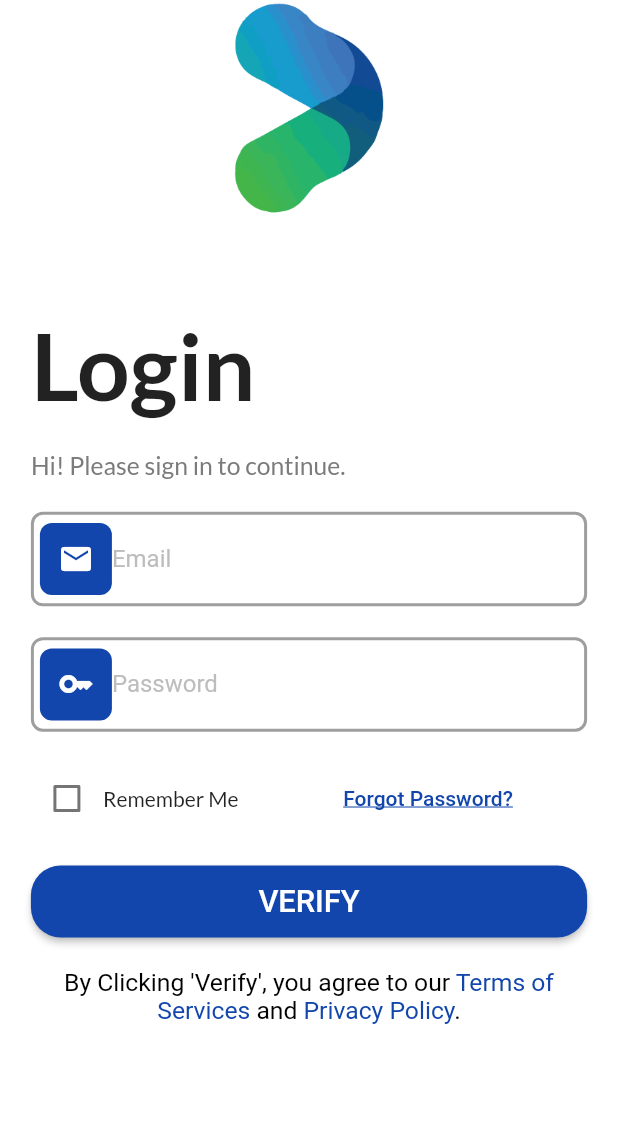
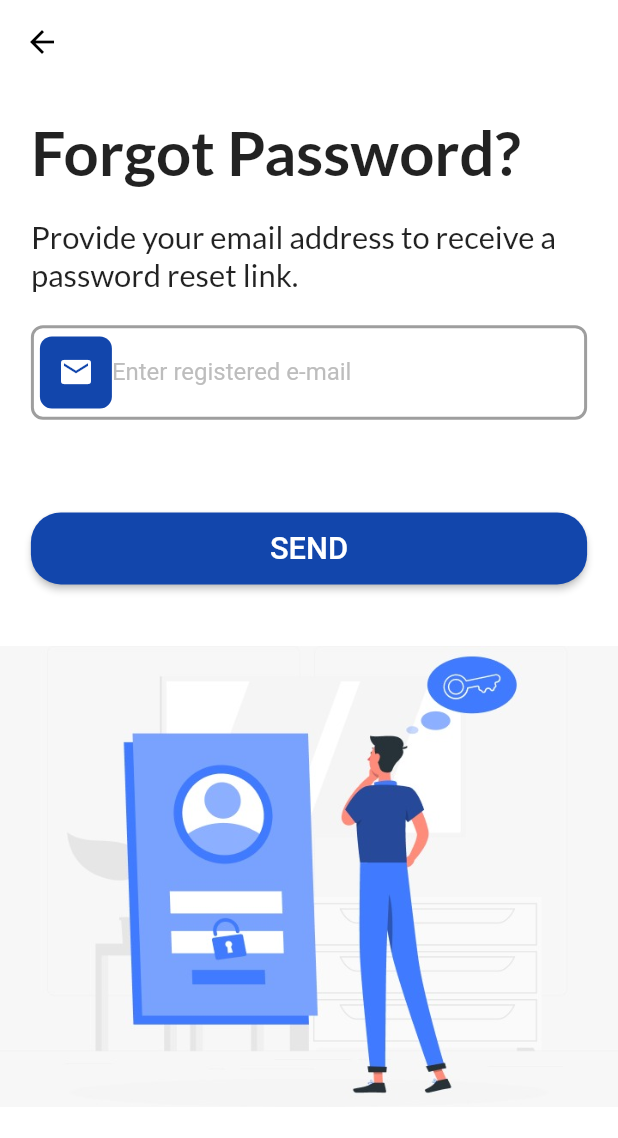
Before and after one commit to lakshya1goel/BytePad, a Flutter app: the screen it shows after launch, after a tap on "Forgot Password?", on a phone screen of 412 x 824 dp. Shown: the top 1138 px of the screen. Run offline on Flutter 3.47's test engine with Material 2 defaults, Android fonts, the phone set to English and light mode, and no system bars.

Commit message:
add forgot password screen

```diff
--- /dev/null
+++ b/lib/Views/Pages/authentication/forgot_password_page.dart
@@ -0,0 +1,91 @@
+import 'package:flutter/material.dart';
+
+import '../../../theme_data.dart';
+import '../../Widgets/custom_input_field.dart';
+
+class ForgotPasswordScreen extends StatefulWidget {
+  const ForgotPasswordScreen({super.key});
+
+  @override
+  State<ForgotPasswordScreen> createState() => _ForgotPasswordScreenState();
+}
+
+class _ForgotPasswordScreenState extends State<ForgotPasswordScreen> {
+  @override
+  Widget build(BuildContext context) {
+
+    final size = MediaQuery.of(context).size;
+
+    return Scaffold(
+      appBar: AppBar(
+        backgroundColor: bgColor,
+        elevation: 0,
+        leading: IconButton(
+          icon: Icon(Icons.arrow_back,
+            color: Colors.black,
+          ),
+          onPressed: () {
+            Navigator.pop(context);
+          },
+        ),
+      ),
+      body: SingleChildScrollView(
+        child: SafeArea(
+          child: Column(
+            crossAxisAlignment: CrossAxisAlignment.start,
+            children: [
+              Padding(
+                padding: EdgeInsets.all(size.width*0.05),
+                child: Text("Forgot Password?",
+                  style: TextStyle(
+                    fontSize: size.width*0.1,
+                    fontWeight: FontWeight.bold,
+                  ),
+                ),
+              ),
+              Padding(
+                padding: EdgeInsets.symmetric(horizontal: size.width*0.05),
+                child: Text("Provide your email address to receive a password reset link.",
+                  style: TextStyle(
+                    fontSize: size.width*0.05,
+                  ),
+                ),
+              ),
+              Padding(
+                padding: EdgeInsets.all(size.width*0.05),
+                child: const CustomInputField(labelText: "Enter registered e-mail", icon: Icons.email,),
+              ),
+              SizedBox(height: size.height*0.05,),
+              Center(
+                child: Container(
+                  width: size.width*0.9,
+                  child: ElevatedButton(
+                    onPressed: (){},
+                    child: Padding(
+                      padding: const EdgeInsets.all(12.0),
+                      child: Text("SEND",
+                        style: TextStyle(
+                          fontSize: size.width*0.05,
+                        ),
+                      ),
+                    ),
+                    style: ButtonStyle(
+                      shape: MaterialStateProperty.all<RoundedRectangleBorder>(
+                        RoundedRectangleBorder(
+                          borderRadius: BorderRadius.circular(20.0),
+                        ),
+                      ),
+                      backgroundColor: MaterialStateProperty.all<Color>(blueColor),
+                    ),
+                  ),
+                ),
+              ),
+              SizedBox(height: size.height*0.05,),
+              Image.asset("assets/images/ForgotPasswordImage.jpeg"),
+            ],
+          ),
+        ),
+      ),
+    );
+  }
+}
--- a/lib/Views/Pages/login_page.dart
+++ b/lib/Views/Pages/authentication/login_page.dart
@@ -1,6 +1,7 @@
+import 'package:bytepad/Views/Pages/authentication/forgot_password_page.dart';
 import 'package:bytepad/Views/Widgets/custom_input_field.dart';
 import 'package:flutter/material.dart';
-import '../../theme_data.dart';
+import '../../../theme_data.dart';
 
 class LoginPage extends StatefulWidget {
   const LoginPage({super.key});
@@ -71,7 +72,14 @@ class _LoginPageState extends State<LoginPage> {
                       const Text("Remember Me"),
                       SizedBox( width: size.width*0.15,),
                       TextButton(
-                          onPressed: (){},
+                          onPressed: (){
+                            Navigator.push(
+                              context,
+                              MaterialPageRoute(
+                                builder: (context) => ForgotPasswordScreen(),
+                              ),
+                            );
+                          },
                           child: const Text("Forgot Password?",
                             style: TextStyle(
                               decoration: TextDecoration.underline,
--- a/lib/main.dart
+++ b/lib/main.dart
@@ -1,4 +1,5 @@
-import 'package:bytepad/Views/Pages/login_page.dart';
+import 'package:bytepad/Views/Pages/authentication/forgot_password_page.dart';
+import 'package:bytepad/Views/Pages/authentication/login_page.dart';
 import 'package:bytepad/theme_data.dart';
 import 'package:flutter/material.dart';
 
```
Also changed, not shown: assets/images/ForgotPasswordImage.jpeg (added).
